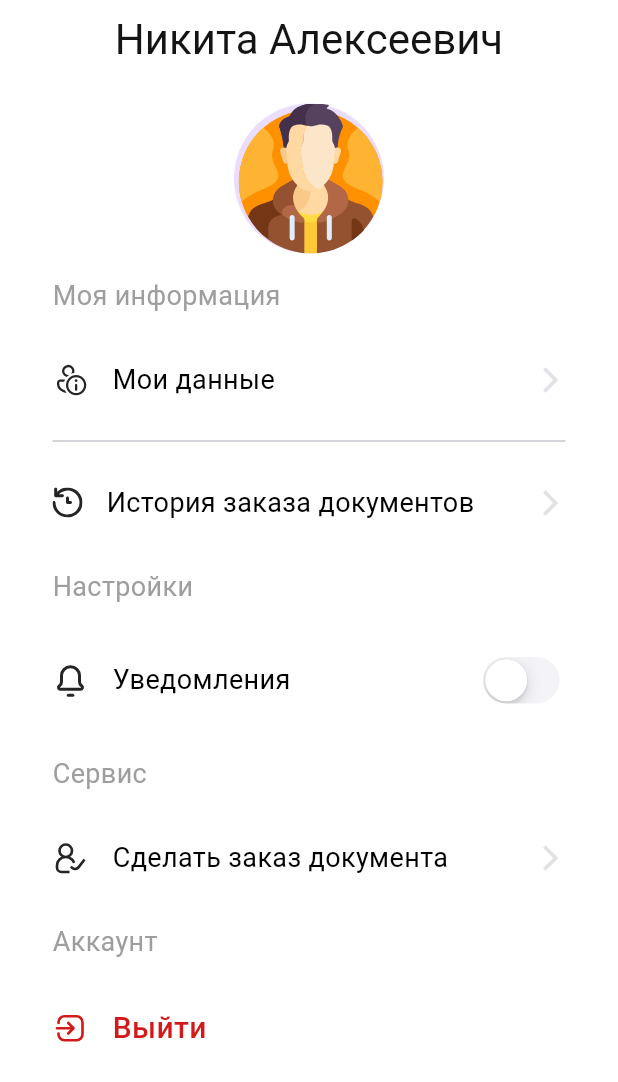
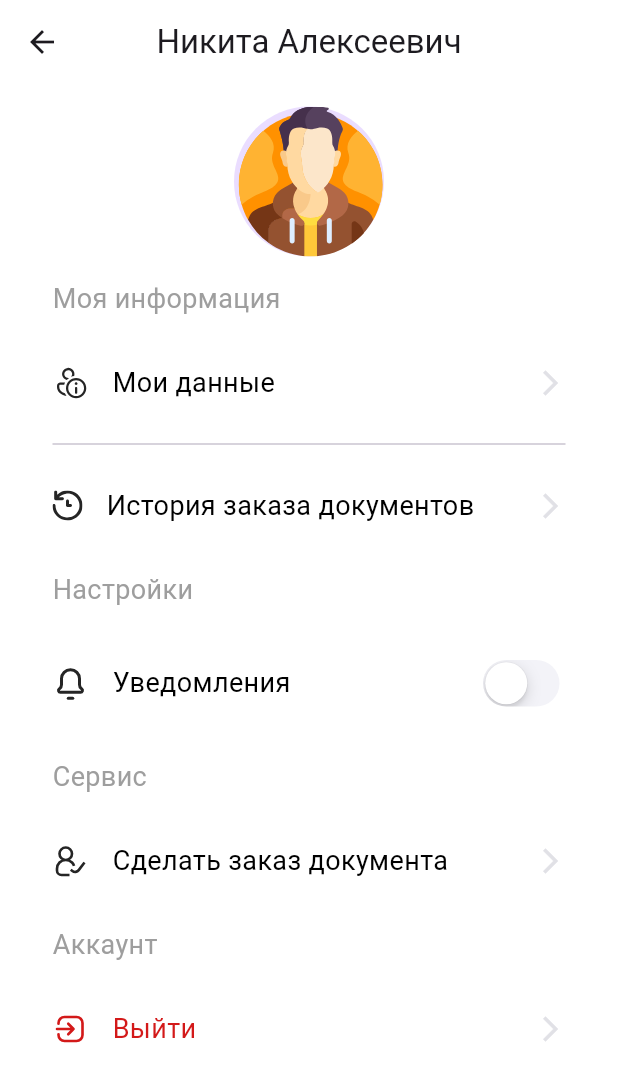
Before and after one commit to IceUnite/vas_app, a Flutter app: the ProfilePage screen opened directly, on a phone screen of 412 x 824 dp. Shown: the top 1082 px of the screen. Run offline on Flutter 3.47's test engine with Material 3 defaults, Android fonts, the phone set to English and light mode, and no system bars; our stand-ins replace bloc, bot_toast, dio, equatable, flutter_bloc, flutter_staggered_animations and 5 more.

Commit message:
add profile data page

```diff
--- a/lib/feature/app/routing/path_files.dart
+++ b/lib/feature/app/routing/path_files.dart
@@ -6,6 +6,7 @@ import 'package:vas_app/core/resources/assets/resources.dart';
 import 'package:vas_app/feature/app/init_screen.dart';
 import 'package:vas_app/feature/auth_page/presentation/pages/auth_page.dart';
 import 'package:vas_app/feature/main_page/presentation/pages/main_page.dart';
+import 'package:vas_app/feature/profile_page/presentation/pages/my_data_page.dart';
 
 
 import '../../../core/theme/app_theme.dart';
--- a/lib/feature/app/routing/route_path.dart
+++ b/lib/feature/app/routing/route_path.dart
@@ -4,9 +4,17 @@ abstract class RoutePath {
 
   //NavBarNavigation
   static const mainScreenPath = '/mainScreenPath';
+
+
   static const orderScreenPath = '/orderScreenPath';
+
+
   static const historyScreenPath = '/historyScreenPath';
+
+
   static const profileScreenPath = '/profileScreenPath';
+  static const myDataPagePath = 'myDataPagePath';
+
 
   //Authentification
   static const authScreenPath = '/authScreenPath';
--- a/lib/feature/app/routing/routing.dart
+++ b/lib/feature/app/routing/routing.dart
@@ -60,21 +60,31 @@ class RoutesInit {
             path: RoutePath.mainScreenPath,
             name: MainPage.name,
             builder: (context, state) => const MainPage(),
+              routes: []
           ),
           GoRoute(
             path: RoutePath.orderScreenPath,
             name: OrderPage.name,
             builder: (context, state) => const OrderPage(),
+            routes: []
           ),
           GoRoute(
             path: RoutePath.historyScreenPath,
             name: HistoryPage.name,
             builder: (context, state) => HistoryPage(),
+            routes: []
           ),
           GoRoute(
             path: RoutePath.profileScreenPath,
             name: ProfilePage.name,
             builder: (context, state) => ProfilePage(),
+            routes: [
+              GoRoute(
+                  path: RoutePath.myDataPagePath,
+                  name: MyDataPage.name,
+                  builder: (context, state) => MyDataPage(),
+              ),
+            ]
           ),
         ],
       ),
--- a/lib/feature/auth_page/presentation/pages/auth_page.dart
+++ b/lib/feature/auth_page/presentation/pages/auth_page.dart
@@ -127,8 +127,10 @@ class _AuthPageState extends State<AuthPage> with SingleTickerProviderStateMixin
                     onPressed: () {
                       context.read<AuthBloc>().add(
                         CheckLoginPasswordEvent(
-                          login: _loginController.text,
-                          password: _passwordController.text,
+                          login: '1111',
+                          password: '1111'
+                          // login: _loginController.text,
+                          // password: _passwordController.text,
                         ),
                       );
                     },
--- a/lib/feature/profile_page/presentation/pages/profile_page.dart
+++ b/lib/feature/profile_page/presentation/pages/profile_page.dart
@@ -1,16 +1,14 @@
 import 'package:flutter/cupertino.dart';
 import 'package:flutter/material.dart';
 import 'package:flutter_svg/flutter_svg.dart';
+import 'package:flutter_staggered_animations/flutter_staggered_animations.dart';
+import 'package:go_router/go_router.dart';
 import 'package:vas_app/core/resources/assets/resources.dart';
 import 'package:vas_app/core/theme/app_theme.dart';
-
-import 'package:vas_app/core/widgets/default_app_bar.dart';
 import 'package:vas_app/feature/app/routing/route_path.dart';
 
 class ProfilePage extends StatefulWidget {
-  const ProfilePage({
-    super.key,
-  });
+  const ProfilePage({super.key});
 
   static String name = RoutePath.profileScreenPath;
 
@@ -20,31 +18,60 @@ class ProfilePage extends StatefulWidget {
 
 class _ProfilePageState extends State<ProfilePage> {
   bool valueSwitchButton = false;
+  Key _animationKey = UniqueKey();
+
+  @override
+  void initState() {
+    super.initState();
+    _restartAnimation();
+  }
+
+  void _restartAnimation() {
+    setState(() {
+      _animationKey = UniqueKey();
+    });
+  }
 
   @override
   Widget build(BuildContext context) {
     return Scaffold(
       backgroundColor: AppColors.white,
-      appBar: const DefaultAppBar(
-        titleText: 'Никита Алексеевич',
+      appBar: AppBar(
+        backgroundColor: AppColors.white,
+        title: Text('Никита Алексеевич'),
         centerTitle: true,
       ),
       body: Padding(
         padding: const EdgeInsets.symmetric(horizontal: 20.0),
-        child: Center(
+        child: AnimationLimiter(
+          key: _animationKey,
           child: Column(
+            children: AnimationConfiguration.toStaggeredList(
+              duration: const Duration(milliseconds: 1400),
+              childAnimationBuilder: (widget) => SlideAnimation(
+                verticalOffset: 50.0,
+                curve: Curves.easeOut,
+                child: FadeInAnimation(
+                  child: widget,
+                ),
+              ),
               children: [
                 Padding(
                   padding: const EdgeInsets.only(top: 15.0, left: 15, right: 15),
                   child: SizedBox(
                     height: 100,
                     width: 100,
+                    child: InkWell(
+                      onTap: (){
+                        context.goNamed(RoutePath.myDataPagePath);
+                      },
                       child: CircleAvatar(
                         child: SvgPicture.asset(
                           VectorAssets.icProfileActive,
                           width: 100,
                           height: 100,
                           fit: BoxFit.cover,
+                        ),
                       ),
                     ),
                   ),
@@ -58,24 +85,84 @@ class _ProfilePageState extends State<ProfilePage> {
                         'Моя информация',
                         style: TextStyle(fontSize: 18, color: Colors.grey),
                       ),
-                    const SizedBox(
-                      height: 30,
+                      const SizedBox(height: 30),
+                      _buildOptionRow(
+                        icon: VectorAssets.icMyData,
+                        title: 'Мои данные',
+                        onTap: () {
+                          context.goNamed(RoutePath.myDataPagePath);
+                        },
                       ),
-                    Row(
+                      const Padding(
+                        padding: EdgeInsets.symmetric(vertical: 20.0),
+                        child: Divider(),
+                      ),
+                      _buildOptionRow(
+                        icon: VectorAssets.icRefreshStory,
+                        title: 'История заказа документов',
+                      ),
+                      const SizedBox(height: 30),
+                      const Text(
+                        'Настройки',
+                        style: TextStyle(fontSize: 18, color: Colors.grey),
+                      ),
+                      const SizedBox(height: 30),
+                      _buildOptionRowWithSwitch(
+                        icon: VectorAssets.icBell,
+                        title: 'Уведомления',
+                      ),
+                      const SizedBox(height: 30),
+                      const Text(
+                        'Сервис',
+                        style: TextStyle(fontSize: 18, color: Colors.grey),
+                      ),
+                      const SizedBox(height: 30),
+                      _buildOptionRow(
+                        icon: VectorAssets.icDoOrder,
+                        title: 'Сделать заказ документа',
+                      ),
+                      const SizedBox(height: 30),
+                      const Text(
+                        'Аккаунт',
+                        style: TextStyle(fontSize: 18, color: Colors.grey),
+                      ),
+                      const SizedBox(height: 30),
+                      _buildOptionRow(
+                        icon: VectorAssets.icLogout,
+                        title: 'Выйти',
+                        textColor: AppColors.red200,
+                      ),
+                    ],
+                  ),
+                ),
+              ],
+            ),
+          ),
+        ),
+      ),
+    );
+  }
+
+  Widget _buildOptionRow({
+    required String icon,
+    required String title,
+    VoidCallback? onTap,
+    Color textColor = Colors.black,
+  }) {
+    return InkWell(
+      onTap: () {
+        onTap;
+      },
+      child: Row(
         mainAxisAlignment: MainAxisAlignment.spaceBetween,
         children: [
           Row(
             children: [
-                            SvgPicture.asset(VectorAssets.icMyData),
-                            const SizedBox(
-                              width: 16,
-                            ),
-                            const Text(
-                              'Мои данные',
-                              style: TextStyle(
-                                  fontSize: 18,
-                                  color: Colors.black,
-                                  fontWeight: FontWeight.w400),
+              SvgPicture.asset(icon),
+              const SizedBox(width: 16),
+              Text(
+                title,
+                style: TextStyle(fontSize: 18, color: textColor, fontWeight: FontWeight.w400),
               ),
             ],
           ),
@@ -86,168 +173,37 @@ class _ProfilePageState extends State<ProfilePage> {
           ),
         ],
       ),
-                    const Padding(
-                      padding: EdgeInsets.symmetric(vertical: 20.0),
-                      child: Divider(),
-                    ),
-                    Row(
+    );
+  }
+
+  Widget _buildOptionRowWithSwitch({
+    required String icon,
+    required String title,
+  }) {
+    return Row(
       mainAxisAlignment: MainAxisAlignment.spaceBetween,
       children: [
         Row(
           children: [
-                            SvgPicture.asset(VectorAssets.icRefreshStory),
-                            const SizedBox(
-                              width: 16,
-                            ),
-                            const Text(
-                              'История заказа документов',
-                              style: TextStyle(
-                                  fontSize: 18,
-                                  color: Colors.black,
-                                  fontWeight: FontWeight.w400),
-                            ),
-                          ],
-                        ),
-                         Icon(
-                          Icons.arrow_forward_ios,
-                          size: 20,
-                          color: AppColors.gray.shade50,
-                        ),
-                      ],
-                    ),
-                    const SizedBox(
-                      height: 30,
-                    ),
-                    const Text(
-                      'Настройки',
-                      style: TextStyle(fontSize: 18, color: Colors.grey),
-                    ),
-                    const SizedBox(
-                      height: 30,
-                    ),
-                    Row(
-                      mainAxisAlignment: MainAxisAlignment.spaceBetween,
-                      children: [
-                        Row(
-                          children: [
-                            SvgPicture.asset(VectorAssets.icBell),
-                            const SizedBox(
-                              width: 16,
-                            ),
-                            const Text(
-                              'Уведомления',
-                              style: TextStyle(
-                                  fontSize: 18,
-                                  color: Colors.black,
-                                  fontWeight: FontWeight.w400),
+            SvgPicture.asset(icon),
+            const SizedBox(width: 16),
+            Text(
+              title,
+              style: const TextStyle(fontSize: 18, color: Colors.black, fontWeight: FontWeight.w400),
             ),
           ],
         ),
         CupertinoSwitch(
           value: valueSwitchButton,
-                          onChanged: (value) => setState(
-                            () {
+          onChanged: (value) {
+            setState(() {
               valueSwitchButton = value;
+            });
           },
-                          ),
           activeColor: AppColors.orange100,
           trackColor: AppColors.gray.shade30,
-
-                        ),
-                        //
-                        // Switch(
-                        //   activeColor: AppColors.white,
-                        //   activeTrackColor: AppColors.orange100,
-                        //   inactiveThumbColor: AppColors.white,
-                        //   inactiveTrackColor: Colors.black54,
-                        //   // trackColor:  WidgetStateProperty.all(AppColors.white),
-                        //   overlayColor: WidgetStateProperty.all(AppColors.white),
-                        //   thumbIcon: WidgetStateProperty.all(
-                        //     const Icon(
-                        //       Icons.circle, // Или любой другой значок
-                        //       size: 20, // Установите нужный размер
-                        //       color: Colors.white, // Цвет значка
-                        //     ),
-                        //   ),
-                        //   value: valueSwitchButton,
-                        //   onChanged: (value) =>
-                        //       setState(() => valueSwitchButton = value),
-                        // ),
-                      ],
-                    ),
-                    const SizedBox(
-                      height: 30,
-                    ),
-                    const Text(
-                      'Сервис',
-                      style: TextStyle(fontSize: 18, color: Colors.grey),
-                    ),
-                    const SizedBox(
-                      height: 30,
-                    ),
-                    Row(
-                      mainAxisAlignment: MainAxisAlignment.spaceBetween,
-                      children: [
-                        Row(
-                          children: [
-                            SvgPicture.asset(VectorAssets.icDoOrder),
-                            const SizedBox(
-                              width: 16,
-                            ),
-                            const Text(
-                              'Сделать заказ документа',
-                              style: TextStyle(
-                                  fontSize: 18,
-                                  color: Colors.black,
-                                  fontWeight: FontWeight.w400),
         ),
       ],
-                        ),
-                         Icon(
-                          Icons.arrow_forward_ios,
-                          size: 20,
-                          color: AppColors.gray.shade50,
-                        ),
-                      ],
-                    ),
-                    const SizedBox(
-                      height: 30,
-                    ),
-                    const Text(
-                      'Аккаунт',
-                      style: TextStyle(fontSize: 18, color: Colors.grey),
-                    ),
-                    const SizedBox(
-                      height: 30,
-                    ),
-                    Row(
-                      mainAxisAlignment: MainAxisAlignment.spaceBetween,
-                      children: [
-                        Row(
-                          children: [
-                            SvgPicture.asset(VectorAssets.icLogout),
-                            const SizedBox(
-                              width: 16,
-                            ),
-                            const Text(
-                              'Выйти',
-                              style: TextStyle(
-                                  fontSize: 20,
-                                  color: AppColors.red200,
-                                  fontWeight: FontWeight.w500),
-                            ),
-                          ],
-                        ),
-
-                      ],
-                    ),
-                  ],
-                ),
-              ),
-            ],
-          ),
-        ),
-      ),
     );
   }
 }
--- a/pubspec.yaml
+++ b/pubspec.yaml
@@ -45,6 +45,7 @@ dependencies:
   bot_toast: ^4.0.3
   lottie: ^3.1.2
   dotted_decoration: ^2.0.0
+  flutter_staggered_animations: ^1.1.1
 #  talker_flutter: ^1.7.1
 #  nested: ^1.0.0
 #  firebase_core: ^2.27.0
```
Also changed, not shown: lib/core/widgets/main_screen_other_option_widget.dart (+5 -2 lines), lib/feature/main_page/presentation/pages/main_page.dart (+17 -51 lines), lib/feature/profile_page/presentation/pages/my_data_page.dart (added, +11 -0 lines), pubspec.lock. Lines whose indentation alone changed are shown as unchanged.
